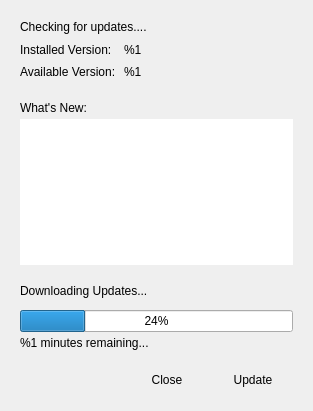
nuttyartist/notes, file src/updaterwindow.ui: the form before one commit.
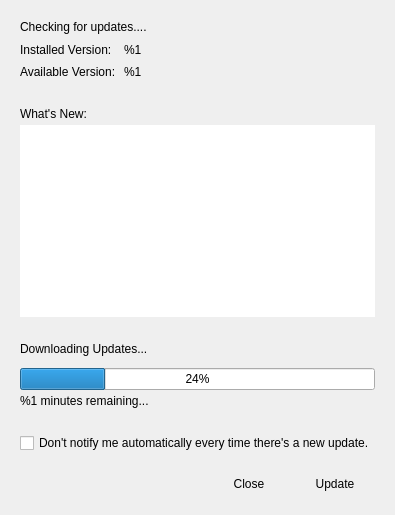
The form after the commit.

Commit message: Adding option to not show updater window.

What changed in the file:
```diff
--- a/src/updaterwindow.ui
+++ b/src/updaterwindow.ui
@@ -7,7 +7,7 @@
     <x>0</x>
     <y>0</y>
     <width>313</width>
-    <height>411</height>
+    <height>515</height>
    </rect>
   </property>
   <property name="windowTitle">
@@ -230,7 +230,7 @@
          <string>&lt;!DOCTYPE HTML PUBLIC &quot;-//W3C//DTD HTML 4.0//EN&quot; &quot;http://www.w3.org/TR/REC-html40/strict.dtd&quot;&gt;
 &lt;html&gt;&lt;head&gt;&lt;meta name=&quot;qrichtext&quot; content=&quot;1&quot; /&gt;&lt;style type=&quot;text/css&quot;&gt;
 p, li { white-space: pre-wrap; }
-&lt;/style&gt;&lt;/head&gt;&lt;body style=&quot; font-family:'.SF NS Text'; font-size:13pt; font-weight:400; font-style:normal;&quot;&gt;
+&lt;/style&gt;&lt;/head&gt;&lt;body style=&quot; font-family:'Ubuntu'; font-size:11pt; font-weight:400; font-style:normal;&quot;&gt;
 &lt;p style=&quot;-qt-paragraph-type:empty; margin-top:0px; margin-bottom:0px; margin-left:0px; margin-right:0px; -qt-block-indent:0; text-indent:0px; font-family:'Arimo Regular'; font-size:14pt;&quot;&gt;&lt;br /&gt;&lt;/p&gt;&lt;/body&gt;&lt;/html&gt;</string>
         </property>
        </widget>
@@ -332,11 +332,73 @@
      <property name="sizeHint" stdset="0">
       <size>
        <width>20</width>
-       <height>19</height>
+       <height>12</height>
       </size>
      </property>
     </spacer>
    </item>
+   <item>
+    <widget class="QFrame" name="frame">
+     <property name="sizePolicy">
+      <sizepolicy hsizetype="Preferred" vsizetype="Expanding">
+       <horstretch>0</horstretch>
+       <verstretch>0</verstretch>
+      </sizepolicy>
+     </property>
+     <property name="minimumSize">
+      <size>
+       <width>0</width>
+       <height>0</height>
+      </size>
+     </property>
+     <property name="frameShape">
+      <enum>QFrame::NoFrame</enum>
+     </property>
+     <property name="frameShadow">
+      <enum>QFrame::Raised</enum>
+     </property>
+     <layout class="QVBoxLayout" name="verticalLayout_5">
+      <property name="spacing">
+       <number>0</number>
+      </property>
+      <property name="leftMargin">
+       <number>0</number>
+      </property>
+      <property name="topMargin">
+       <number>0</number>
+      </property>
+      <property name="rightMargin">
+       <number>0</number>
+      </property>
+      <property name="bottomMargin">
+       <number>0</number>
+      </property>
+      <item>
+       <widget class="QCheckBox" name="checkBox">
+        <property name="text">
+         <string>Don't notify me automatically every time there's a new update.</string>
+        </property>
+       </widget>
+      </item>
+      <item>
+       <spacer name="verticalSpacer_5">
+        <property name="orientation">
+         <enum>Qt::Vertical</enum>
+        </property>
+        <property name="sizeType">
+         <enum>QSizePolicy::Fixed</enum>
+        </property>
+        <property name="sizeHint" stdset="0">
+         <size>
+          <width>20</width>
+          <height>20</height>
+         </size>
+        </property>
+       </spacer>
+      </item>
+     </layout>
+    </widget>
+   </item>
    <item>
     <widget class="QWidget" name="buttonsWidget" native="true">
      <layout class="QHBoxLayout" name="horizontalLayout">
```
The commit also changes 4 other files.
